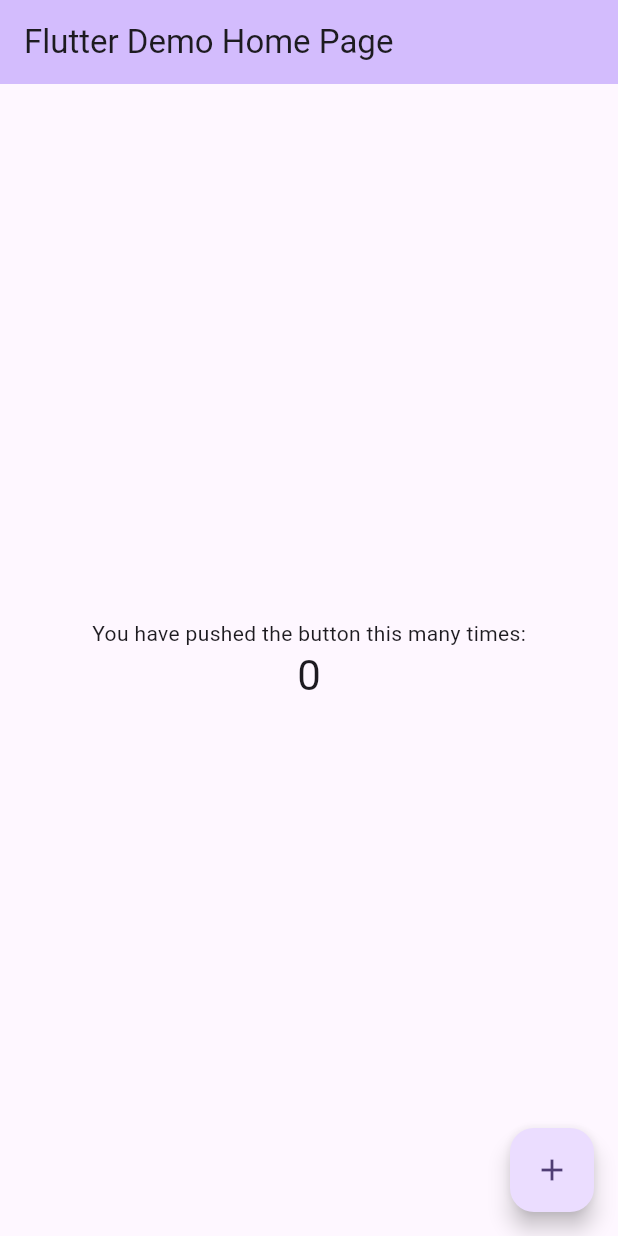
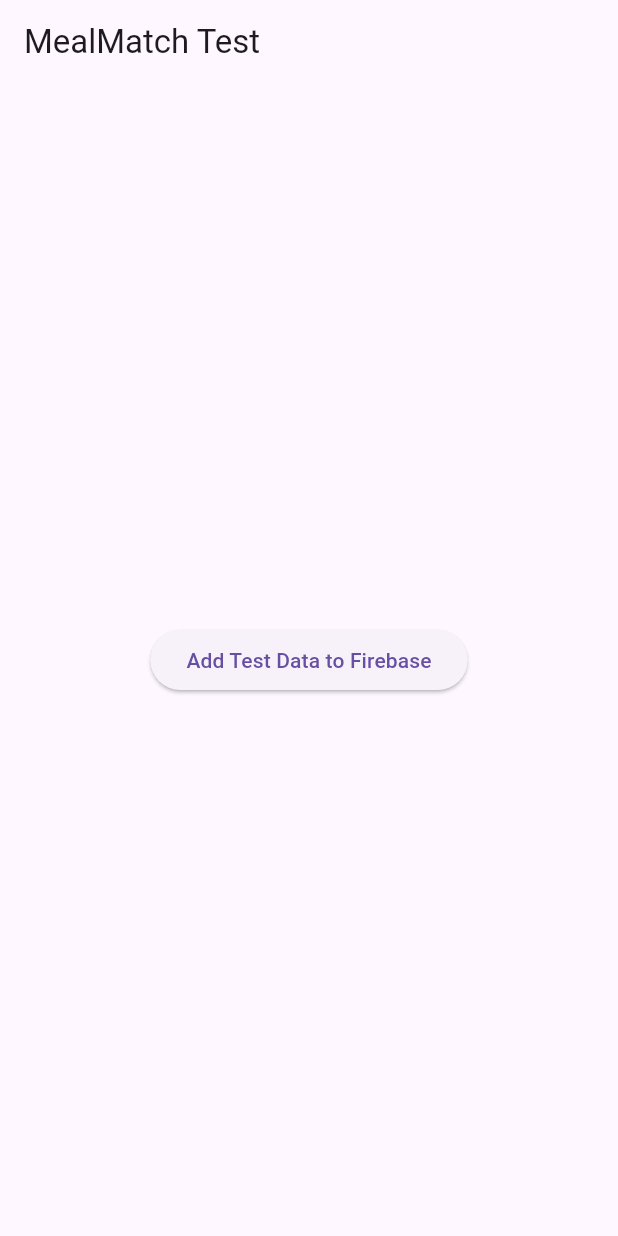
Before and after one commit to francineannealvarez/MealMatch-Group3, a Flutter app: the screen it shows after launch, on a phone screen of 412 x 824 dp. Run offline on Flutter 3.47's test engine with Material 3 defaults, Android fonts, the phone set to English and light mode, and no system bars; our stand-ins replace cloud_firestore, firebase_core; accounts and stored records are empty.

Commit message:
screens and firebase connection

```diff
--- a/mealmatch/lib/main.dart
+++ b/mealmatch/lib/main.dart
@@ -1,122 +1,49 @@
 import 'package:flutter/material.dart';
+import 'package:firebase_core/firebase_core.dart';
+import 'package:cloud_firestore/cloud_firestore.dart';
+import 'firebase_options.dart'; // auto-generated by FlutterFire CLI
 
-void main() {
+void main() async {
+  WidgetsFlutterBinding.ensureInitialized();
+  await Firebase.initializeApp(
+    options: DefaultFirebaseOptions.currentPlatform,
+  );
   runApp(const MyApp());
 }
 
 class MyApp extends StatelessWidget {
   const MyApp({super.key});
 
-  // This widget is the root of your application.
   @override
   Widget build(BuildContext context) {
     return MaterialApp(
-      title: 'Flutter Demo',
-      theme: ThemeData(
-        // This is the theme of your application.
-        //
-        // TRY THIS: Try running your application with "flutter run". You'll see
-        // the application has a purple toolbar. Then, without quitting the app,
-        // try changing the seedColor in the colorScheme below to Colors.green
-        // and then invoke "hot reload" (save your changes or press the "hot
-        // reload" button in a Flutter-supported IDE, or press "r" if you used
-        // the command line to start the app).
-        //
-        // Notice that the counter didn't reset back to zero; the application
-        // state is not lost during the reload. To reset the state, use hot
-        // restart instead.
-        //
-        // This works for code too, not just values: Most code changes can be
-        // tested with just a hot reload.
-        colorScheme: ColorScheme.fromSeed(seedColor: Colors.deepPurple),
-      ),
-      home: const MyHomePage(title: 'Flutter Demo Home Page'),
+      title: 'MealMatch',
+      home: const HomeScreen(),
     );
   }
 }
 
-class MyHomePage extends StatefulWidget {
-  const MyHomePage({super.key, required this.title});
+class HomeScreen extends StatelessWidget {
+  const HomeScreen({super.key});
 
-  // This widget is the home page of your application. It is stateful, meaning
-  // that it has a State object (defined below) that contains fields that affect
-  // how it looks.
-
-  // This class is the configuration for the state. It holds the values (in this
-  // case the title) provided by the parent (in this case the App widget) and
-  // used by the build method of the State. Fields in a Widget subclass are
-  // always marked "final".
-
-  final String title;
-
-  @override
-  State<MyHomePage> createState() => _MyHomePageState();
-}
-
-class _MyHomePageState extends State<MyHomePage> {
-  int _counter = 0;
-
-  void _incrementCounter() {
-    setState(() {
-      // This call to setState tells the Flutter framework that something has
-      // changed in this State, which causes it to rerun the build method below
-      // so that the display can reflect the updated values. If we changed
-      // _counter without calling setState(), then the build method would not be
-      // called again, and so nothing would appear to happen.
-      _counter++;
+  Future<void> testWriteToFirebase() async {
+    await FirebaseFirestore.instance.collection('test_users').add({
+      'name': 'Francine',
+      'age': 19,
+      'created_at': DateTime.now(),
     });
   }
 
   @override
   Widget build(BuildContext context) {
-    // This method is rerun every time setState is called, for instance as done
-    // by the _incrementCounter method above.
-    //
-    // The Flutter framework has been optimized to make rerunning build methods
-    // fast, so that you can just rebuild anything that needs updating rather
-    // than having to individually change instances of widgets.
     return Scaffold(
-      appBar: AppBar(
-        // TRY THIS: Try changing the color here to a specific color (to
-        // Colors.amber, perhaps?) and trigger a hot reload to see the AppBar
-        // change color while the other colors stay the same.
-        backgroundColor: Theme.of(context).colorScheme.inversePrimary,
-        // Here we take the value from the MyHomePage object that was created by
-        // the App.build method, and use it to set our appbar title.
-        title: Text(widget.title),
-      ),
+      appBar: AppBar(title: const Text('MealMatch Test')),
       body: Center(
-        // Center is a layout widget. It takes a single child and positions it
-        // in the middle of the parent.
-        child: Column(
-          // Column is also a layout widget. It takes a list of children and
-          // arranges them vertically. By default, it sizes itself to fit its
-          // children horizontally, and tries to be as tall as its parent.
-          //
-          // Column has various properties to control how it sizes itself and
-          // how it positions its children. Here we use mainAxisAlignment to
-          // center the children vertically; the main axis here is the vertical
-          // axis because Columns are vertical (the cross axis would be
-          // horizontal).
-          //
-          // TRY THIS: Invoke "debug painting" (choose the "Toggle Debug Paint"
-          // action in the IDE, or press "p" in the console), to see the
-          // wireframe for each widget.
-          mainAxisAlignment: MainAxisAlignment.center,
-          children: <Widget>[
-            const Text('You have pushed the button this many times:'),
-            Text(
-              '$_counter',
-              style: Theme.of(context).textTheme.headlineMedium,
-            ),
-          ],
+        child: ElevatedButton(
+          onPressed: testWriteToFirebase,
+          child: const Text('Add Test Data to Firebase'),
         ),
       ),
-      floatingActionButton: FloatingActionButton(
-        onPressed: _incrementCounter,
-        tooltip: 'Increment',
-        child: const Icon(Icons.add),
-      ), // This trailing comma makes auto-formatting nicer for build methods.
     );
   }
 }
--- a/mealmatch/pubspec.yaml
+++ b/mealmatch/pubspec.yaml
@@ -30,6 +30,10 @@ environment:
 dependencies:
   flutter:
     sdk: flutter
+  firebase_core: ^3.7.0
+  cloud_firestore: ^5.4.4
+  firebase_auth: ^5.0.0
+  google_sign_in: ^6.2.0
 
   # The following adds the Cupertino Icons font to your application.
   # Use with the CupertinoIcons class for iOS style icons.
```
Also changed, not shown: mealmatch/firebase.json (added), mealmatch/lib/firebase_options.dart (added), mealmatch/lib/screens/greet_screen.dart (added), mealmatch/lib/screens/homepage_screen.dart (added), mealmatch/lib/screens/login_screen.dart (added), mealmatch/lib/screens/signup_screen.dart (added), mealmatch/lib/screens/splash_screen.dart (added), mealmatch/lib/services/firebase_service.dart (added), mealmatch/pubspec.lock, 7 other files.
